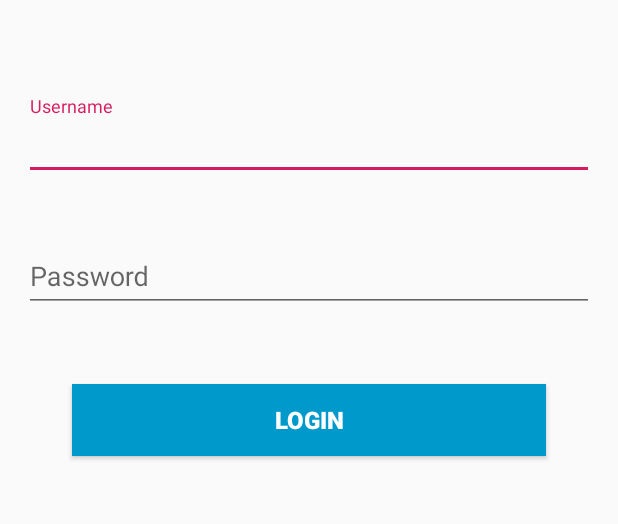
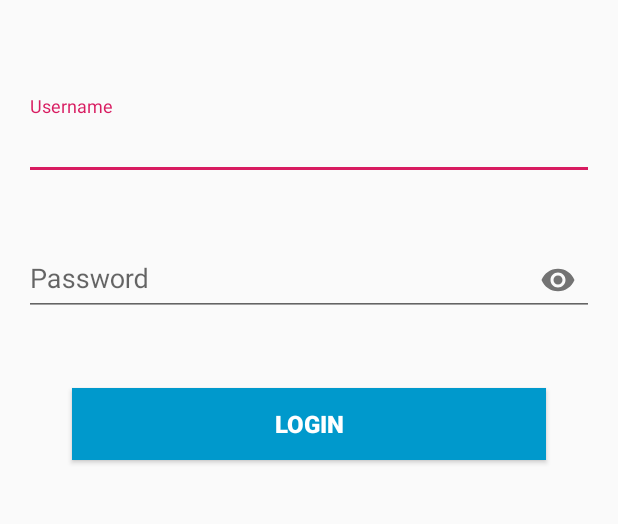
Before and after one commit to openMF/ppi-vision, an Android app: the screen it shows after launch (LoginActivity), on a phone screen of 412 x 824 dp, the part 339-863 px from its top. Run offline under Robolectric (Android 15) with nearby library versions, the phone set to English and light mode, and no system bars; our stand-ins replace data binding; libraries missing offline, so code that uses them is left out: khttp.post.

Commit message:
feat: add password toggle to password field in login activity

```diff
--- a/visionppi/app/src/main/res/layout/activity_login.xml
+++ b/visionppi/app/src/main/res/layout/activity_login.xml
@@ -1,56 +1,58 @@
 <?xml version="1.0" encoding="utf-8"?>
 
-<layout xmlns:tools="http://schemas.android.com/tools" xmlns:android="http://schemas.android.com/apk/res/android"
+<layout xmlns:android="http://schemas.android.com/apk/res/android"
         xmlns:app="http://schemas.android.com/apk/res-auto">
 
     <LinearLayout
             android:layout_width="match_parent"
             android:layout_height="match_parent"
-            android:orientation="vertical"
-    >
+            android:orientation="vertical">
+
         <LinearLayout
-                android:orientation="horizontal"
                 android:layout_width="match_parent"
                 android:layout_height="wrap_content"
-                app:layout_constraintTop_toTopOf="parent"
+                android:layout_marginStart="@dimen/ll_margin"
                 android:layout_marginTop="@dimen/twenty_four_sp"
-                app:layout_constraintStart_toStartOf="parent"
-                android:layout_marginStart="@dimen/ll_margin"
-                app:layout_constraintEnd_toEndOf="parent"
                 android:layout_marginEnd="@dimen/text_input_spacing"
                 android:layout_marginBottom="@dimen/text_input_spacing"
-                android:padding="@dimen/ll_margin" app:layout_constraintHorizontal_bias="1.0"
+                android:orientation="horizontal"
+                android:padding="@dimen/ll_margin"
+                app:layout_constraintEnd_toEndOf="parent"
+                app:layout_constraintHorizontal_bias="1.0"
+                app:layout_constraintStart_toStartOf="parent"
+                app:layout_constraintTop_toTopOf="parent"
                 app:layout_constraintVertical_bias="0.725">
 
             <ImageView
+                    android:id="@+id/imageView"
                     android:layout_width="167dp"
                     android:layout_height="107dp"
-                    app:srcCompat="@drawable/mifos_logo"
-                    android:id="@+id/imageView"
                     android:layout_weight="1"
-                    android:contentDescription="@string/to"/>
+                    android:contentDescription="@string/to"
+                    app:srcCompat="@drawable/mifos_logo" />
+
             <ImageView
+                    android:id="@+id/imageView2"
                     android:layout_width="185dp"
                     android:layout_height="130dp"
-                    app:srcCompat="@drawable/ppi_logo"
-                    android:id="@+id/imageView2"
                     android:layout_weight="1"
-                    android:contentDescription="@string/to"/>
+                    android:contentDescription="@string/to"
+                    app:srcCompat="@drawable/ppi_logo" />
         </LinearLayout>
 
 
         <LinearLayout
-                android:orientation="vertical"
                 android:layout_width="match_parent"
                 android:layout_height="wrap_content"
                 android:layout_margin="@dimen/ll_margin"
+                android:layout_marginStart="@dimen/ll_margin"
+                android:layout_marginLeft="@dimen/ll_margin"
+                android:layout_marginTop="@dimen/ll_margin"
+                android:layout_marginEnd="@dimen/ll_margin"
+                android:layout_marginRight="@dimen/ll_margin"
                 android:layout_marginBottom="@dimen/ll_margin"
-                android:layout_marginEnd="@dimen/ll_margin"
-                android:layout_marginLeft="@dimen/ll_margin"
-                android:layout_marginRight="@dimen/ll_margin"
-                android:layout_marginTop="@dimen/ll_margin"
-                android:layout_marginStart="@dimen/ll_margin"
                 android:clipToPadding="false"
+                android:orientation="vertical"
                 android:paddingBottom="@dimen/text_input_spacing">
 
             <com.google.android.material.textfield.TextInputLayout
@@ -58,38 +60,44 @@
                     android:layout_height="match_parent">
 
                 <com.google.android.material.textfield.TextInputEditText
+                        android:id="@+id/et_username"
                         android:layout_width="match_parent"
                         android:layout_height="wrap_content"
-                        android:hint="@string/input_username" android:id="@+id/et_username"
-                        android:layout_marginBottom="@dimen/text_input_spacing"/>
+                        android:layout_marginBottom="@dimen/text_input_spacing"
+                        android:hint="@string/input_username" />
 
                 <com.google.android.material.textfield.TextInputLayout
                         android:layout_width="match_parent"
-                        android:layout_height="match_parent">
+                        android:layout_height="match_parent"
+                        app:passwordToggleEnabled="true">
 
                     <com.google.android.material.textfield.TextInputEditText
+                            android:id="@+id/et_password"
                             android:layout_width="match_parent"
                             android:layout_height="wrap_content"
+                            android:layout_marginBottom="@dimen/text_input_spacing"
                             android:hint="@string/input_password"
-                            android:layout_marginBottom="@dimen/text_input_spacing"
-                            android:id="@+id/et_password"
-                            android:inputType="textPassword"/>
+                            android:inputType="textPassword" />
                 </com.google.android.material.textfield.TextInputLayout>
 
             </com.google.android.material.textfield.TextInputLayout>
+
             <Button
-                    android:text="@string/login_btn_text"
+                    android:id="@+id/login_btn"
+                    style="@style/Button"
                     android:layout_width="match_parent"
                     android:layout_height="wrap_content"
-                    android:id="@+id/login_btn"
+                    android:layout_marginLeft="@dimen/text_input_spacing"
                     android:layout_marginTop="@dimen/ll_margin"
+                    android:layout_marginRight="@dimen/text_input_spacing"
+                    android:paddingStart="@dimen/text_input_spacing"
                     android:paddingLeft="@dimen/text_input_spacing"
+                    android:paddingEnd="@dimen/text_input_spacing"
                     android:paddingRight="@dimen/text_input_spacing"
-                    android:paddingStart="@dimen/text_input_spacing"
-                    android:paddingEnd="@dimen/text_input_spacing"
-                    android:layout_marginLeft="@dimen/text_input_spacing"
-                    android:layout_marginRight="@dimen/text_input_spacing"
-                    style="@style/Button"/>
+                    android:text="@string/login_btn_text" />
+
         </LinearLayout>
+
     </LinearLayout>
+
 </layout>
```
